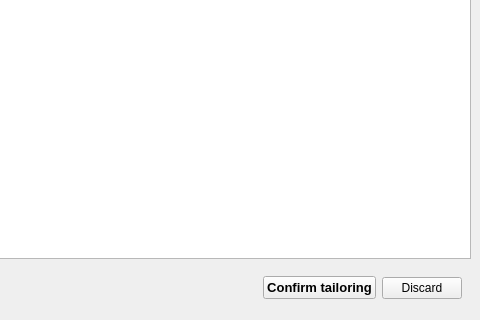
Qt form ui/TailoringWindow.ui (OpenSCAP/scap-workbench) before a commit; both pictures show x 520 to 1000 and y 407 to 727 of the 1000 by 727 pixel window.
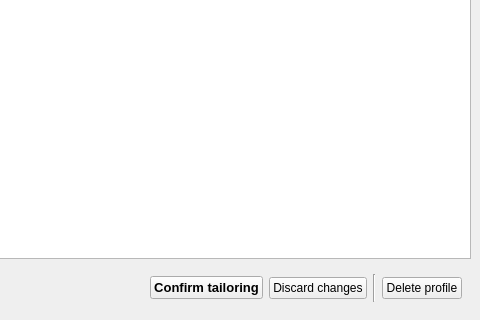
The same form after that commit.

Commit message:
Allow user to delete any tailoring profile from within TailoringWindow
Even if the profile has previously been confirmed.

Diff of the .ui file:
```diff
--- a/ui/TailoringWindow.ui
+++ b/ui/TailoringWindow.ui
@@ -92,7 +92,21 @@
           <string>Closes this window and discard all changes</string>
          </property>
          <property name="text">
-          <string>Discard</string>
+          <string>Discard changes</string>
+         </property>
+        </widget>
+       </item>
+       <item>
+        <widget class="Line" name="line">
+         <property name="orientation">
+          <enum>Qt::Vertical</enum>
+         </property>
+        </widget>
+       </item>
+       <item>
+        <widget class="QPushButton" name="deleteProfileButton">
+         <property name="text">
+          <string>Delete profile</string>
          </property>
         </widget>
        </item>
```
The commit also changes 2 other files.
